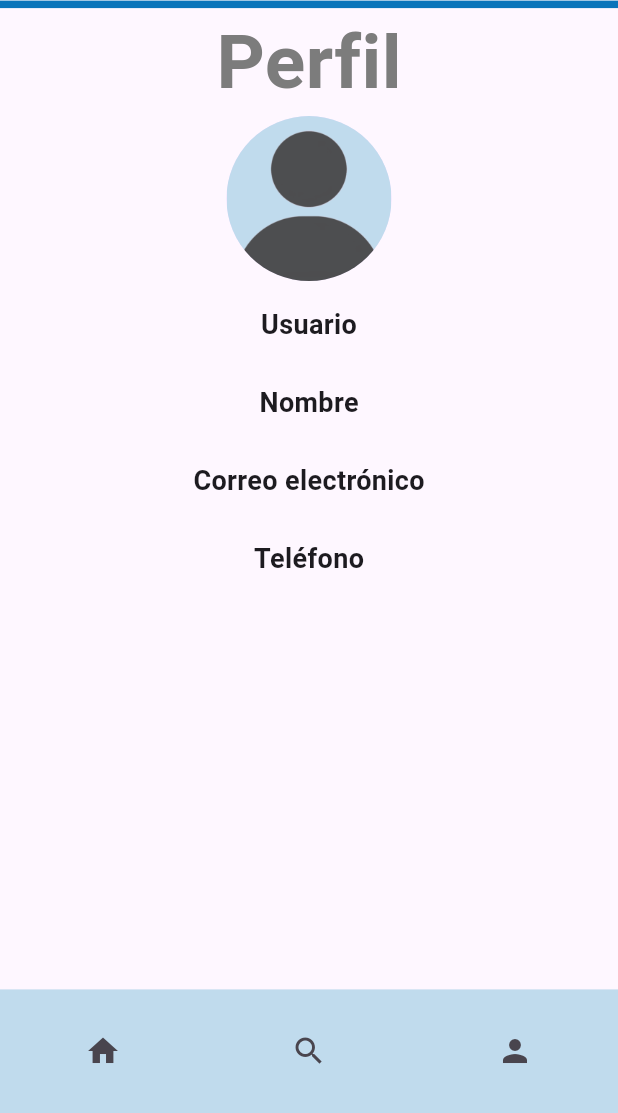
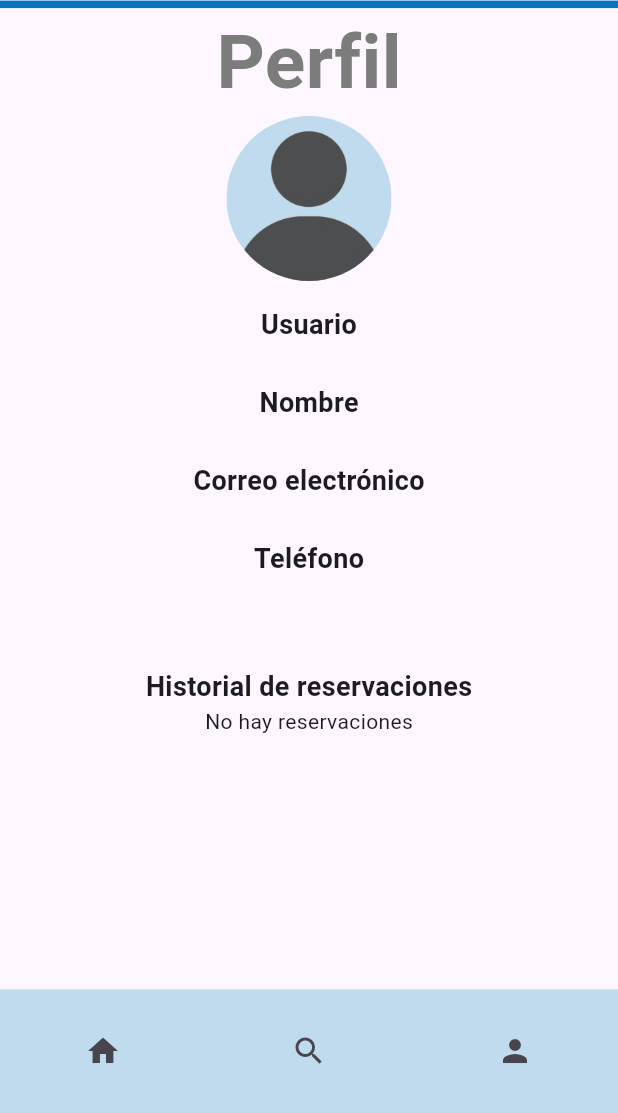
Before and after one commit to FranciscoIssac/proyecto-m-vil, a Flutter app: the Perfil screen opened directly with empty values, after a tap on the "person" icon, on a phone screen of 412 x 824 dp, the part 123-1236 px from its top. Run offline on Flutter 3.47's test engine with Material 3 defaults, Android fonts, the light colour scheme and no system bars; our stand-ins replace image_picker, sqflite, syncfusion_flutter_datepicker; accounts and stored records are empty.

Commit message:
Historial de reservaciones en Perfil

```diff
--- a/lib/database_helper.dart
+++ b/lib/database_helper.dart
@@ -213,6 +213,15 @@ class ReservacionTableHelper extends DatabaseHelper {
     return await database.query(_tableName);
   }
 
+  Future<List<Map<String, dynamic>>> queryReservationsByUserId(int userId) async {
+    await init();
+    return await database.query(
+      _tableName,
+      where: '$columnUserId = ?',
+      whereArgs: [userId],
+    );
+  }
+
   Future<int> queryRowCount() async {
     await init();
     final results = await database.rawQuery('SELECT COUNT(*) FROM $_tableName');
--- a/lib/perfil.dart
+++ b/lib/perfil.dart
@@ -3,6 +3,7 @@ import 'package:proyecto_hoteles/busqueda.dart';
 import 'package:proyecto_hoteles/constantes.dart' as cons;
 import 'package:image_picker/image_picker.dart';
 import 'package:proyecto_hoteles/database_helper.dart';
+import 'package:proyecto_hoteles/main.dart';
 import 'dart:io';
 
 import 'home.dart';
@@ -20,14 +21,21 @@ class Perfil extends StatefulWidget {
 class _PerfilState extends State<Perfil> {
   late File imagen = File('imagenes/user2.png');
   final picker = ImagePicker();
+  List<Map<String, dynamic>> reservacionesRows = [];
 
   @override
   void initState() {
     super.initState();
-    // Inicializa la imagen con la imagen predeterminada o la imagen actual del usuario
-    imagen = widget.dataUser['image'] != null
-        ? File(widget.dataUser['image'])
-        : File('imagenes/user2.png');
+    imagen = widget.dataUser['image'] != null ? File(widget.dataUser['image']) : File('imagenes/user2.png');
+    _loadUserReservations();
+  }
+
+  Future<void> _loadUserReservations() async {
+    ReservacionTableHelper reservacionDBHelper = ReservacionTableHelper();
+    List<Map<String, dynamic>> reservacionesRows = await reservacionDBHelper.queryReservationsByUserId(widget.dataUser['_id']);
+    setState(() {
+      this.reservacionesRows = reservacionesRows;
+    });
   }
 
   @override
@@ -139,8 +147,7 @@ class _PerfilState extends State<Perfil> {
                           );
                         },
                         child: CircleAvatar(
-                          backgroundImage:
-                            imagen.existsSync() ? FileImage(imagen) : AssetImage('imagenes/user2.png') as ImageProvider,
+                          backgroundImage: imagen.existsSync() ? FileImage(imagen) : AssetImage('imagenes/user2.png') as ImageProvider,
                           radius: 55,
                         ),
                       ),
@@ -149,27 +156,30 @@ class _PerfilState extends State<Perfil> {
                         width: size.width * 0.9,
                         child: Column(
                           children: [
-                            Text("Usuario",
-                                style: TextStyle(
-                                    fontSize: 18, fontWeight: FontWeight.bold)),
-                            Text("${widget.dataUser['user']}",
-                                style: TextStyle(fontSize: 18)),
-                            Text("Nombre",
-                                style: TextStyle(
-                                    fontSize: 18, fontWeight: FontWeight.bold)),
-                            Text("${widget.dataUser['name']}",
-                                style: TextStyle(fontSize: 18)),
-                            Text("Correo electrónico",
-                                style: TextStyle(
-                                    fontSize: 18, fontWeight: FontWeight.bold)),
-                            Text("${widget.dataUser['mail']}",
-                                style: TextStyle(fontSize: 18)),
-                            Text("Teléfono",
-                                style: TextStyle(
-                                    fontSize: 18, fontWeight: FontWeight.bold)),
-                            Text("${widget.dataUser['tel']}",
-                                style: TextStyle(fontSize: 18)),
-                            SizedBox(height: size.height * 0.02),
+                            Text("Usuario", style: TextStyle(fontSize: 18, fontWeight: FontWeight.bold)),
+                            Text("${widget.dataUser['user']}", style: TextStyle(fontSize: 18)),
+                            Text("Nombre", style: TextStyle(fontSize: 18, fontWeight: FontWeight.bold)),
+                            Text("${widget.dataUser['name']}", style: TextStyle(fontSize: 18)),
+                            Text("Correo electrónico", style: TextStyle(fontSize: 18, fontWeight: FontWeight.bold)),
+                            Text("${widget.dataUser['mail']}", style: TextStyle(fontSize: 18)),
+                            Text("Teléfono", style: TextStyle(fontSize: 18, fontWeight: FontWeight.bold)),
+                            Text("${widget.dataUser['tel']}", style: TextStyle(fontSize: 18)),
+                            SizedBox(height: size.height * 0.04),
+                            Text("Historial de reservaciones", style: TextStyle(fontSize: 18, fontWeight: FontWeight.bold)),
+                            reservacionesRows.isEmpty
+                                ? Text("No hay reservaciones")
+                                : ListView.builder(
+                              shrinkWrap: true, // Ensures the ListView takes only the required space
+                              physics: NeverScrollableScrollPhysics(), // Prevents nested scrolling issues
+                              itemCount: reservacionesRows.length,
+                              itemBuilder: (context, index) {
+                                final reservacion = reservacionesRows[index];
+                                return ListTile(
+                                  title: Text("Hotel ID: ${reservacion['hotelId']}"),
+                                  subtitle: Text("Fecha Inicio: ${reservacion['fechaInicio']}, Fecha Fin: ${reservacion['fechaFin']}"),
+                                );
+                              },
+                            ),
                           ],
                         ),
                       )
@@ -190,27 +200,32 @@ class _PerfilState extends State<Perfil> {
                               builder: (context) => Home(
                                 dataUser: widget.dataUser,
                                 hotelRows: widget.hotelRows,
-                                  )));
+                              ),
+                            ));
                           },
                           icon: Icon(Icons.home),
-                      )),
+                        ),
+                      ),
                     ),
                     Expanded(
                       child: Container(
                         child: IconButton(
                           onPressed: () {
                             Navigator.of(context).push(MaterialPageRoute(
-                              builder: (context) => const Busqueda()));
+                              builder: (context) => const Busqueda(),
+                            ));
                           },
                           icon: Icon(Icons.search),
-                      )),
+                        ),
+                      ),
                     ),
                     Expanded(
                       child: Container(
                         child: IconButton(
                           onPressed: () {},
                           icon: Icon(Icons.person),
-                      )),
+                        ),
+                      ),
                     )
                   ],
                 ),
```
Lines whose indentation alone changed are shown as unchanged.
